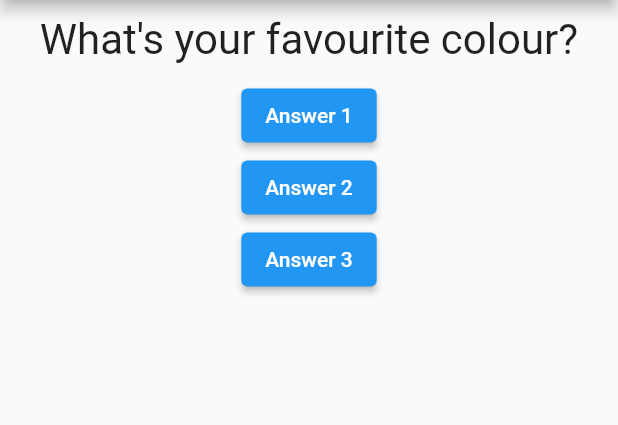
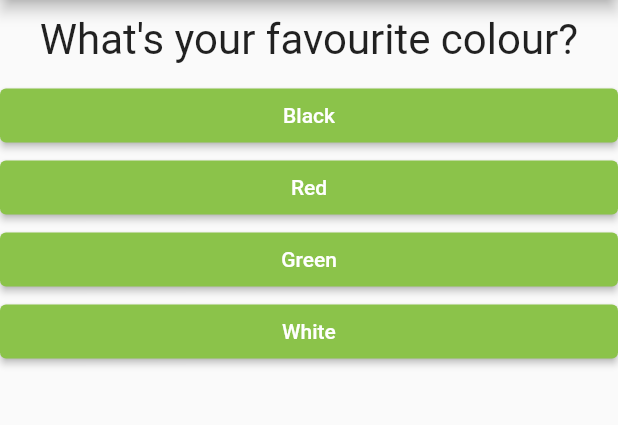
Before and after one commit to patrickjgabr/my-first-flutter-app, a Flutter app: the screen it shows after launch, on a phone screen of 412 x 824 dp, the part 84-509 px from its top. Run offline on Flutter 3.47's test engine with Material 2 defaults, Android fonts, the phone set to English and light mode, and no system bars.

Commit message:
implement list(map) and answer handler.

```diff
--- /dev/null
+++ b/lib/answer.dart
@@ -0,0 +1,20 @@
+import 'package:flutter/material.dart';
+
+class Answer extends StatelessWidget {
+  final Function selectHandler;
+  final String answerText;
+
+  Answer(this.selectHandler, this.answerText);
+
+  @override
+  Widget build(BuildContext context) {
+    return Container(
+      width: double.infinity,
+      child: ElevatedButton(
+          style: ElevatedButton.styleFrom(
+              primary: Colors.lightGreen, onPrimary: Colors.white),
+          onPressed: () => selectHandler(),
+          child: Text(answerText)),
+    );
+  }
+}
--- a/lib/main.dart
+++ b/lib/main.dart
@@ -1,6 +1,7 @@
 import 'package:flutter/material.dart';
 
 import './question.dart';
+import 'answer.dart';
 
 void main() => runApp(MyApp());
 
@@ -19,9 +20,19 @@ class _MyAppState extends State<MyApp> {
     print(_questionIndex);
   }
 
-  var questions = [
-    'What\'s your favourite colour?',
-    'What\'s you favourite animal?'
+  static const List questions = [
+    {
+      'questionText': 'What\'s your favourite colour?',
+      'answers': ['Black', 'Red', 'Green', 'White'],
+    },
+    {
+      'questionText': 'What\'s your favourite animal?',
+      'answers': ['Rabbit', 'Snake', 'Elephant', 'Lion'],
+    },
+    {
+      'questionText': 'What\'s your favourite programming language?',
+      'answers': ['JavaScript', 'Dart', 'Python', 'Java'],
+    },
   ];
 
   @override
@@ -33,10 +44,12 @@ class _MyAppState extends State<MyApp> {
         ),
         body: Column(
           children: [
-            Question(questions[_questionIndex]),
-            ElevatedButton(onPressed: _answerQuestion, child: Text('Answer 1')),
-            ElevatedButton(onPressed: _answerQuestion, child: Text('Answer 2')),
-            ElevatedButton(onPressed: _answerQuestion, child: Text('Answer 3')),
+            Question(
+              questions[_questionIndex]['questionText'],
+            ),
+            ...questions[_questionIndex]['answers'].map((answer) {
+              return Answer(_answerQuestion, answer);
+            })
           ],
         ),
       ),
```
